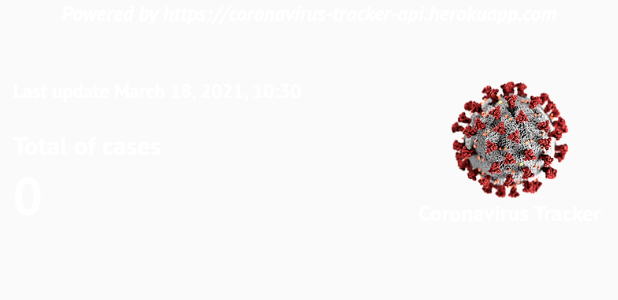
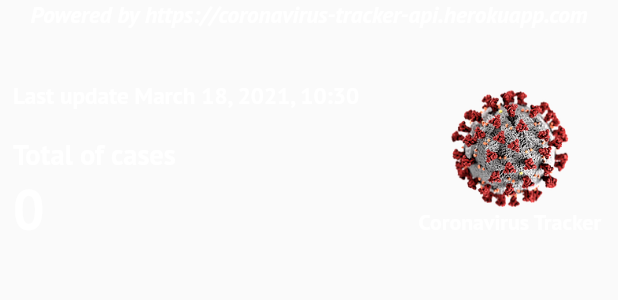
Before and after one commit to oberdancunha/flutter-coronavirus-tracker-app, a Flutter app: the ContaminationHeader widget shown alone on an empty page, opened directly with empty values, on a phone screen of 412 x 824 dp. Shown: the top 300 px of the screen. Run offline on Flutter 3.47's test engine with Material 2 defaults, Android fonts, the phone set to English and light mode, and no system bars; our stand-ins replace connectivity, dartz, fl_chart, flutter_map, flutter_riverpod, freezed_annotation and 3 more; missing offline and left inert: auto_size_text_pk, ff_navigation_bar, flutter_map_marker_popup; network calls fail.

Commit message:
Increased font size in the contamination header data.

```diff
--- a/lib/presentation/contamination/widgets/contamination_header/contamination_header.dart
+++ b/lib/presentation/contamination/widgets/contamination_header/contamination_header.dart
@@ -21,7 +21,7 @@ class ContaminationHeader extends StatelessWidget {
               'Powered by https://$mainUrl',
               style: const TextStyle(
                 color: Colors.white,
-                fontSize: 16,
+                fontSize: 18,
                 fontStyle: FontStyle.italic,
               ),
             ),
--- a/lib/presentation/contamination/widgets/contamination_header/contamination_header_data.dart
+++ b/lib/presentation/contamination/widgets/contamination_header/contamination_header_data.dart
@@ -19,7 +19,7 @@ class ContaminationHeaderData extends StatelessWidget {
             'Last update ${DateFormat('MMMM dd, yyyy, kk:mm').format(contamination!.lastUpdated)}',
             style: const TextStyle(
               color: Colors.white,
-              fontSize: 15,
+              fontSize: 18,
             ),
           ),
           const SizedBox(height: 20),
@@ -27,7 +27,7 @@ class ContaminationHeaderData extends StatelessWidget {
             'Total of cases',
             style: TextStyle(
               color: Colors.white,
-              fontSize: 20,
+              fontSize: 22,
             ),
           ),
           Text(
@@ -36,7 +36,7 @@ class ContaminationHeaderData extends StatelessWidget {
             ),
             style: const TextStyle(
               color: Colors.white,
-              fontSize: 40,
+              fontSize: 43,
             ),
           ),
         ],
```
